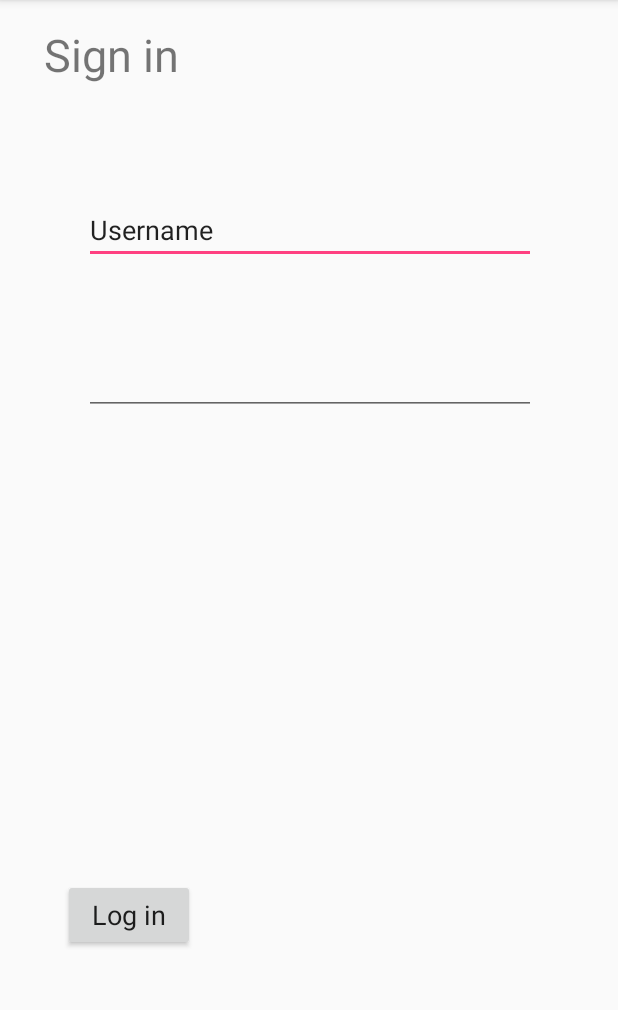
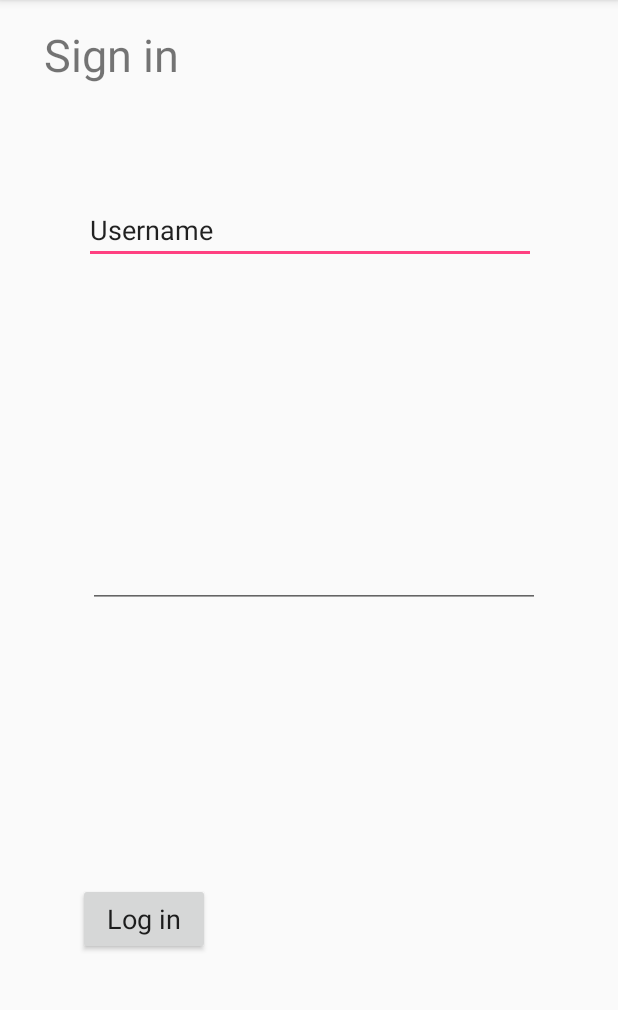
Before and after one commit to jpoist504/PromDate, an Android app: the screen it shows after launch (LoginPage), on a phone screen of 412 x 824 dp, the part 84-1094 px from its top. Run offline under Robolectric (Android 15) with nearby library versions, the phone set to English and light mode, and no system bars.

```diff
--- a/app/src/main/res/layout/activity_login_page.xml
+++ b/app/src/main/res/layout/activity_login_page.xml
@@ -20,7 +20,7 @@
         app:layout_constraintTop_toTopOf="parent" />
 
     <EditText
-        android:id="@+id/editText"
+        android:id="@+id/UserNameTextField"
         android:layout_width="301dp"
         android:layout_height="wrap_content"
         android:layout_marginEnd="41dp"
@@ -37,21 +37,24 @@
         android:id="@+id/editText2"
         android:layout_width="301dp"
         android:layout_height="wrap_content"
+        android:layout_marginBottom="55dp"
         android:layout_marginEnd="41dp"
         android:layout_marginStart="42dp"
         android:layout_marginTop="55dp"
         android:ems="10"
         android:inputType="textPassword"
+        app:layout_constraintBottom_toTopOf="@+id/button"
         app:layout_constraintEnd_toEndOf="parent"
+        app:layout_constraintHorizontal_bias="0.6"
         app:layout_constraintStart_toStartOf="parent"
-        app:layout_constraintTop_toBottomOf="@+id/editText" />
+        app:layout_constraintTop_toBottomOf="@+id/UserNameTextField" />
 
     <Button
         android:id="@+id/button"
         android:layout_width="wrap_content"
         android:layout_height="wrap_content"
-        android:layout_marginBottom="134dp"
-        android:layout_marginStart="42dp"
+        android:layout_marginBottom="131dp"
+        android:layout_marginStart="52dp"
         android:text="Log in"
         android:textAppearance="@style/TextAppearance.AppCompat"
         android:textSize="18sp"
```
